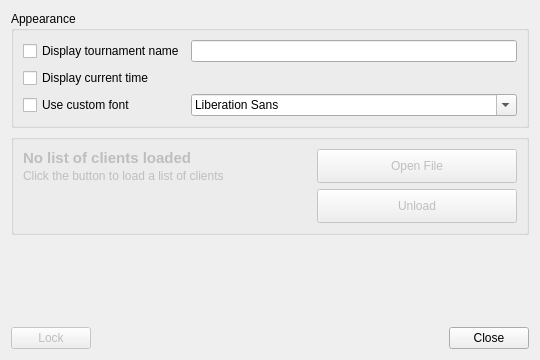
First picture: the form in dashboard/settingsdialog.ui, repository SFr682k/fightclub, before the edit.
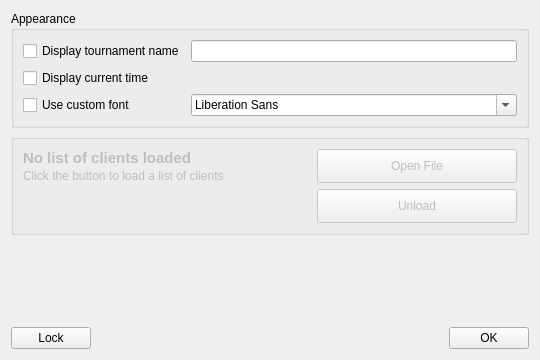
Second picture: the form after the edit. Icons and pictures are not drawn.

Diff of the .ui file:
```diff
--- a/dashboard/settingsdialog.ui
+++ b/dashboard/settingsdialog.ui
@@ -194,10 +194,7 @@
    <item>
     <layout class="QHBoxLayout" name="horizontalLayout">
      <item>
-      <widget class="QPushButton" name="pushButton">
-       <property name="enabled">
-        <bool>false</bool>
-       </property>
+      <widget class="QPushButton" name="lockSettings">
        <property name="text">
         <string>Lock</string>
        </property>
@@ -219,7 +216,11 @@
      <item>
       <widget class="QPushButton" name="closeDialogBttn">
        <property name="text">
-        <string>Close</string>
+        <string>OK</string>
+       </property>
+       <property name="icon">
+        <iconset resource="resources.qrc">
+         <normaloff>:/breeze-icons/dialog-ok-apply-16.png</normaloff>:/breeze-icons/dialog-ok-apply-16.png</iconset>
        </property>
       </widget>
      </item>
```
Left out of the diff: 8 changed lines with no effect on the pictures.
